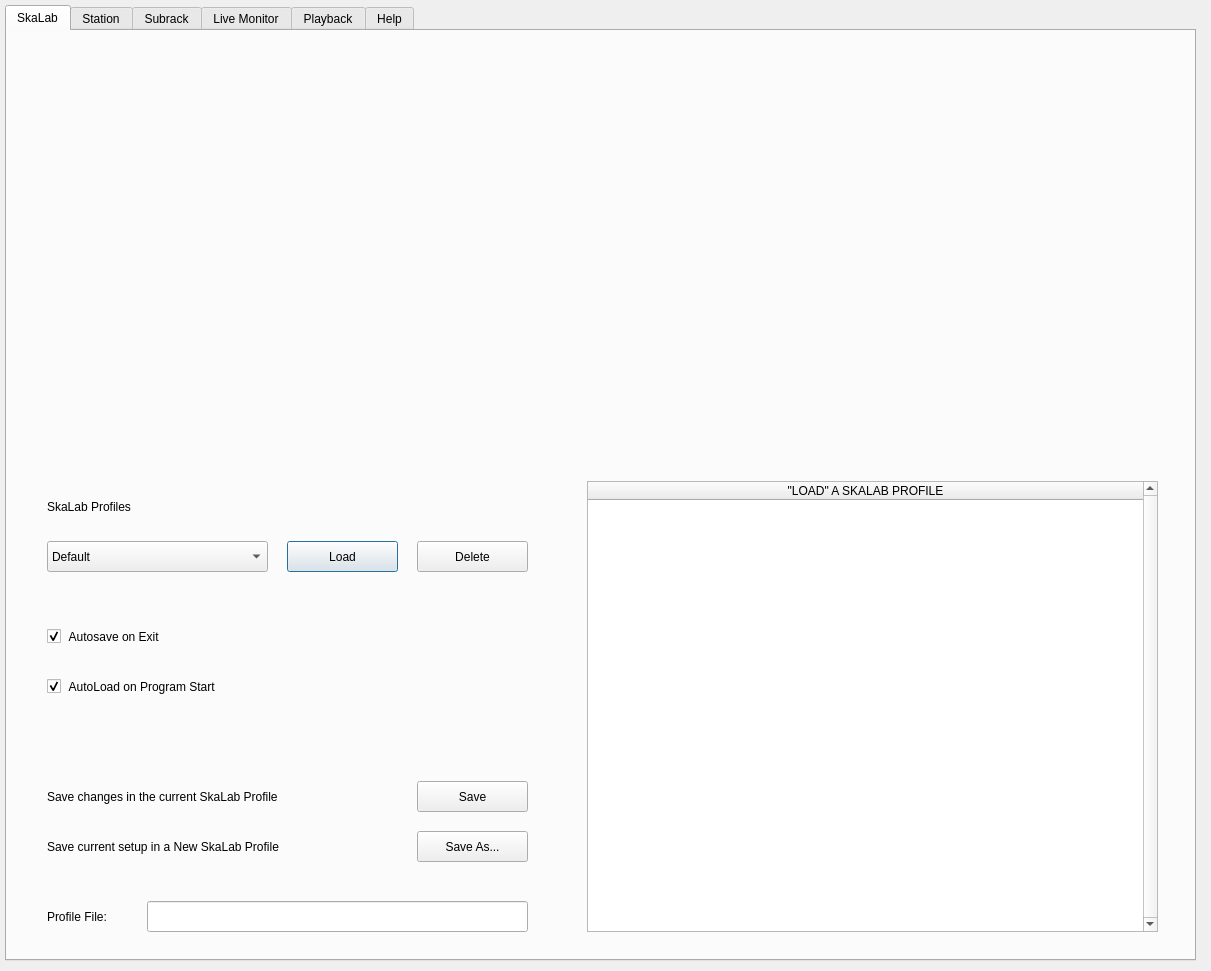
Before: the Qt Designer form python/utilities/skalab/Gui/skalab_main.ui in ska-telescope/ska-low-mccs-daq, drawn with Qt 5.
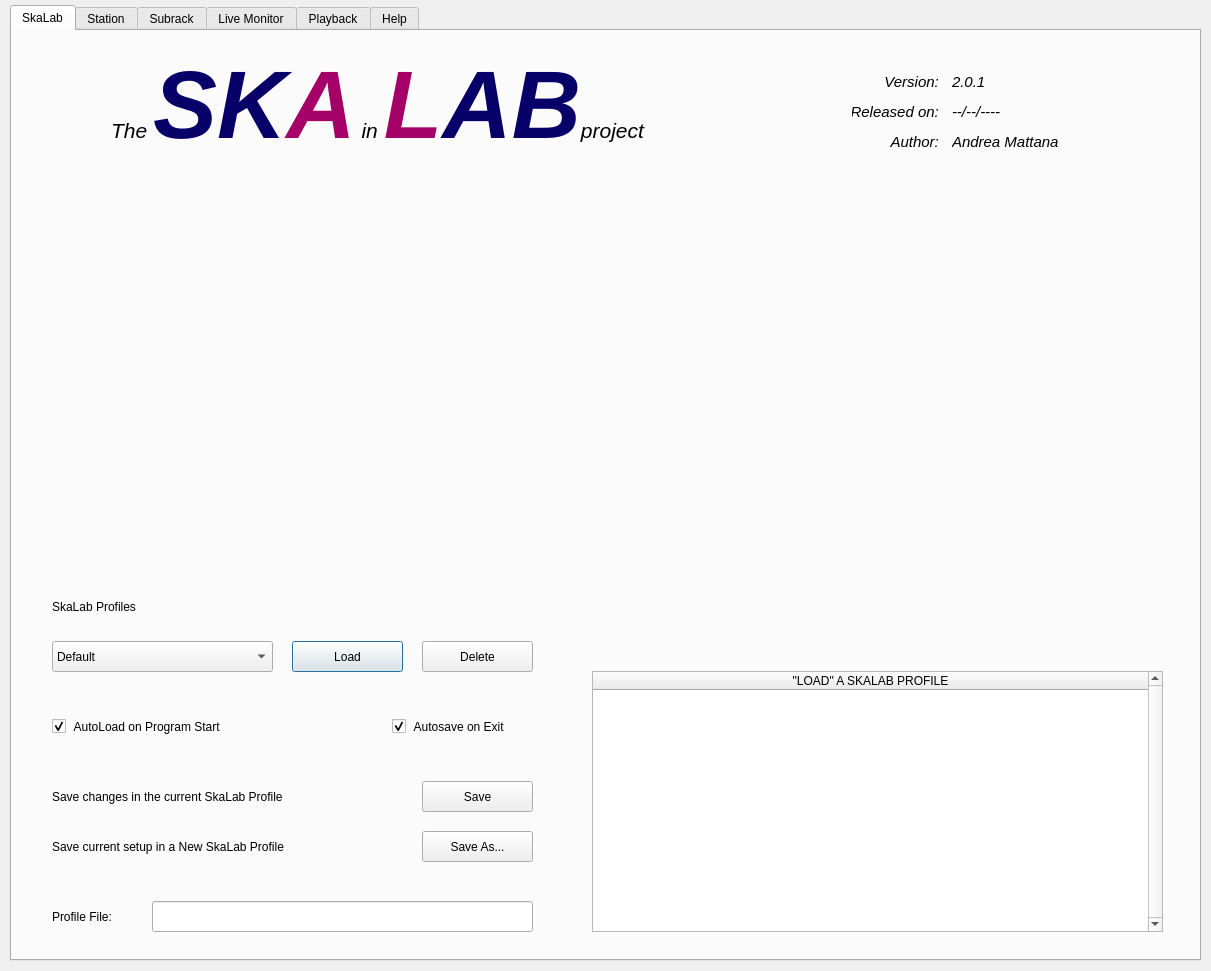
After: the same form once the commit is applied. The open tabs and pages were chosen to show the change.

Commit message: MCCS-2010: Add SKALAB to the main branch

The edit to the form file:
```diff
--- a/python/utilities/skalab/Gui/skalab_main.ui
+++ b/python/utilities/skalab/Gui/skalab_main.ui
@@ -16,7 +16,7 @@
   <widget class="QTabWidget" name="qtabMain">
    <property name="geometry">
     <rect>
-     <x>5</x>
+     <x>10</x>
      <y>5</y>
      <width>1191</width>
      <height>956</height>
@@ -48,7 +48,7 @@
      <property name="geometry">
       <rect>
        <x>40</x>
-       <y>510</y>
+       <y>610</y>
        <width>221</width>
        <height>31</height>
       </rect>
@@ -68,7 +68,7 @@
      <property name="geometry">
       <rect>
        <x>40</x>
-       <y>460</y>
+       <y>560</y>
        <width>121</width>
        <height>31</height>
       </rect>
@@ -84,7 +84,7 @@
      <property name="geometry">
       <rect>
        <x>280</x>
-       <y>510</y>
+       <y>610</y>
        <width>111</width>
        <height>31</height>
       </rect>
@@ -97,7 +97,7 @@
      <property name="geometry">
       <rect>
        <x>410</x>
-       <y>510</y>
+       <y>610</y>
        <width>111</width>
        <height>31</height>
       </rect>
@@ -109,8 +109,8 @@
     <widget class="QCheckBox" name="qradio_autosave">
      <property name="geometry">
       <rect>
-       <x>40</x>
-       <y>590</y>
+       <x>380</x>
+       <y>680</y>
        <width>151</width>
        <height>31</height>
       </rect>
@@ -126,7 +126,7 @@
      <property name="geometry">
       <rect>
        <x>40</x>
-       <y>640</y>
+       <y>680</y>
        <width>221</width>
        <height>31</height>
       </rect>
@@ -232,7 +232,7 @@
      <property name="geometry">
       <rect>
        <x>40</x>
-       <y>20</y>
+       <y>140</y>
        <width>1111</width>
        <height>401</height>
       </rect>
@@ -242,9 +242,9 @@
      <property name="geometry">
       <rect>
        <x>580</x>
-       <y>450</y>
+       <y>640</y>
        <width>571</width>
-       <height>451</height>
+       <height>261</height>
       </rect>
      </property>
      <property name="verticalScrollBarPolicy">
@@ -262,6 +262,173 @@
       </property>
      </column>
     </widget>
+    <widget class="QLabel" name="qlabel_user_manual_2">
+     <property name="geometry">
+      <rect>
+       <x>40</x>
+       <y>20</y>
+       <width>651</width>
+       <height>111</height>
+      </rect>
+     </property>
+     <property name="layoutDirection">
+      <enum>Qt::LeftToRight</enum>
+     </property>
+     <property name="text">
+      <string>&lt;html&gt;&lt;head/&gt;&lt;body&gt;&lt;p&gt;&lt;span style=&quot; font-size:16pt; font-style:italic;&quot;&gt;The &lt;/span&gt;&lt;span style=&quot; font-family:'ubuntu'; font-size:16pt; font-style:italic;&quot;/&gt;&lt;span style=&quot; font-family:'ubuntu'; font-size:72pt; font-weight:600; font-style:italic; color:#070068;&quot;&gt;SK&lt;/span&gt;&lt;span style=&quot; font-family:'ubuntu'; font-size:72pt; font-weight:600; font-style:italic; color:#a50068;&quot;&gt;A&lt;/span&gt;&lt;span style=&quot; font-family:'ubuntu'; font-size:16pt; font-style:italic;&quot;&gt;    in    &lt;/span&gt;&lt;span style=&quot; font-family:'ubuntu'; font-size:72pt; font-weight:600; font-style:italic; color:#a50068;&quot;&gt;L&lt;/span&gt;&lt;span style=&quot; font-family:'ubuntu'; font-size:72pt; font-weight:600; font-style:italic; color:#070068;&quot;&gt;AB&lt;/span&gt;&lt;span style=&quot; font-family:'ubuntu'; font-size:16pt; font-style:italic;&quot;/&gt;&lt;span style=&quot; font-size:16pt; font-style:italic;&quot;&gt;project&lt;/span&gt;&lt;/p&gt;&lt;/body&gt;&lt;/html&gt;</string>
+     </property>
+     <property name="textFormat">
+      <enum>Qt::AutoText</enum>
+     </property>
+     <property name="alignment">
+      <set>Qt::AlignCenter</set>
+     </property>
+     <property name="wordWrap">
+      <bool>false</bool>
+     </property>
+    </widget>
+    <widget class="QLabel" name="qlabel_sw_release_2">
+     <property name="geometry">
+      <rect>
+       <x>840</x>
+       <y>70</y>
+       <width>91</width>
+       <height>21</height>
+      </rect>
+     </property>
+     <property name="font">
+      <font>
+       <pointsize>11</pointsize>
+       <italic>true</italic>
+      </font>
+     </property>
+     <property name="text">
+      <string>Released on: </string>
+     </property>
+     <property name="alignment">
+      <set>Qt::AlignRight|Qt::AlignTrailing|Qt::AlignVCenter</set>
+     </property>
+    </widget>
+    <widget class="QLabel" name="qlabel_sw_author_2">
+     <property name="geometry">
+      <rect>
+       <x>840</x>
+       <y>100</y>
+       <width>91</width>
+       <height>21</height>
+      </rect>
+     </property>
+     <property name="font">
+      <font>
+       <pointsize>11</pointsize>
+       <italic>true</italic>
+      </font>
+     </property>
+     <property name="text">
+      <string>Author: </string>
+     </property>
+     <property name="alignment">
+      <set>Qt::AlignRight|Qt::AlignTrailing|Qt::AlignVCenter</set>
+     </property>
+    </widget>
+    <widget class="QLabel" name="qlabel_sw_version_2">
+     <property name="geometry">
+      <rect>
+       <x>840</x>
+       <y>40</y>
+       <width>91</width>
+       <height>21</height>
+      </rect>
+     </property>
+     <property name="font">
+      <font>
+       <pointsize>11</pointsize>
+       <italic>true</italic>
+      </font>
+     </property>
+     <property name="text">
+      <string>Version: </string>
+     </property>
+     <property name="alignment">
+      <set>Qt::AlignRight|Qt::AlignTrailing|Qt::AlignVCenter</set>
+     </property>
+    </widget>
+    <widget class="QLabel" name="qlabel_sw2_author">
+     <property name="geometry">
+      <rect>
+       <x>940</x>
+       <y>100</y>
+       <width>121</width>
+       <height>21</height>
+      </rect>
+     </property>
+     <property name="font">
+      <font>
+       <pointsize>11</pointsize>
+       <italic>true</italic>
+      </font>
+     </property>
+     <property name="text">
+      <string>Andrea Mattana</string>
+     </property>
+     <property name="alignment">
+      <set>Qt::AlignLeading|Qt::AlignLeft|Qt::AlignVCenter</set>
+     </property>
+    </widget>
+    <widget class="QLabel" name="qlabel_sw2_release">
+     <property name="geometry">
+      <rect>
+       <x>940</x>
+       <y>70</y>
+       <width>91</width>
+       <height>21</height>
+      </rect>
+     </property>
+     <property name="font">
+      <font>
+       <pointsize>11</pointsize>
+       <italic>true</italic>
+      </font>
+     </property>
+     <property name="text">
+      <string>--/--/----</string>
+     </property>
+     <property name="alignment">
+      <set>Qt::AlignLeading|Qt::AlignLeft|Qt::AlignVCenter</set>
+     </property>
+    </widget>
+    <widget class="QLabel" name="qlabel_sw2_version">
+     <property name="geometry">
+      <rect>
+       <x>940</x>
+       <y>40</y>
+       <width>91</width>
+       <height>21</height>
+      </rect>
+     </property>
+     <property name="font">
+      <font>
+       <pointsize>11</pointsize>
+       <italic>true</italic>
+      </font>
+     </property>
+     <property name="text">
+      <string>2.0.1</string>
+     </property>
+     <property name="alignment">
+      <set>Qt::AlignLeading|Qt::AlignLeft|Qt::AlignVCenter</set>
+     </property>
+    </widget>
+    <widget class="QWidget" name="qwpics_authpic" native="true">
+     <property name="geometry">
+      <rect>
+       <x>1070</x>
+       <y>40</y>
+       <width>81</width>
+       <height>79</height>
+      </rect>
+     </property>
+    </widget>
    </widget>
    <widget class="QWidget" name="tab">
     <attribute name="title">
```
Left out of the diff: 165 changed lines with no effect on the pictures. The commit also changes 61 other files.
